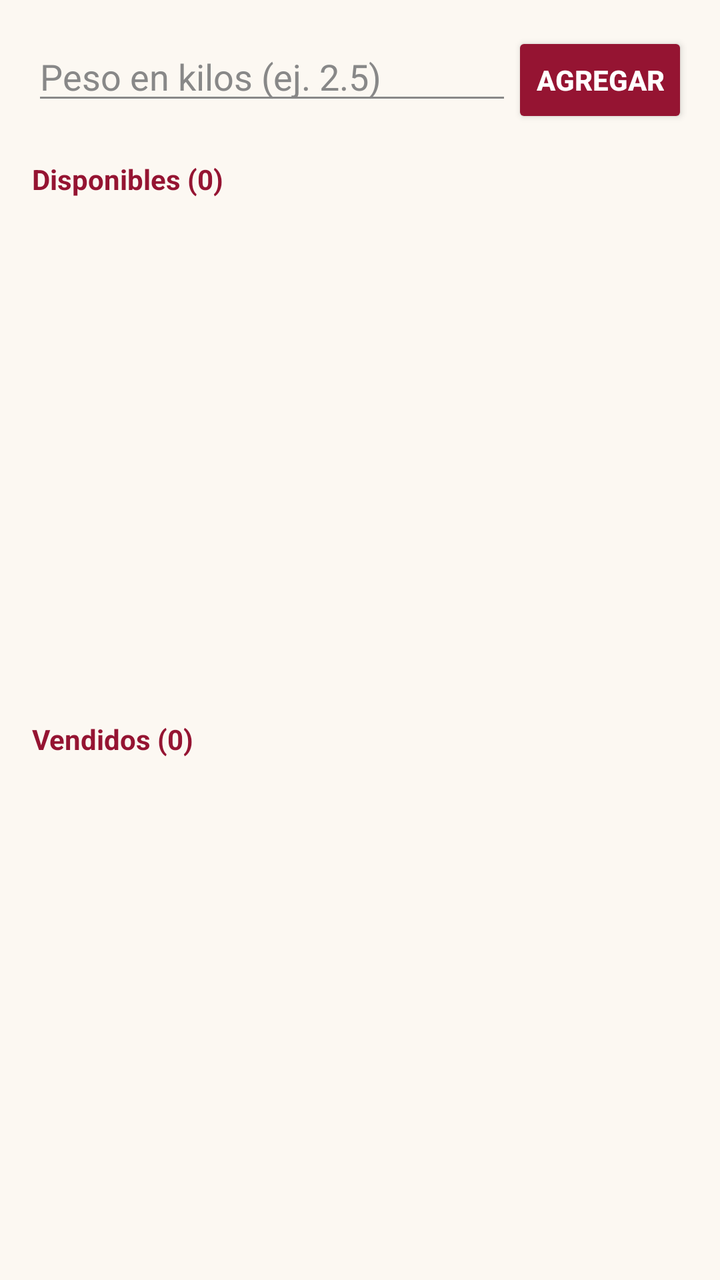
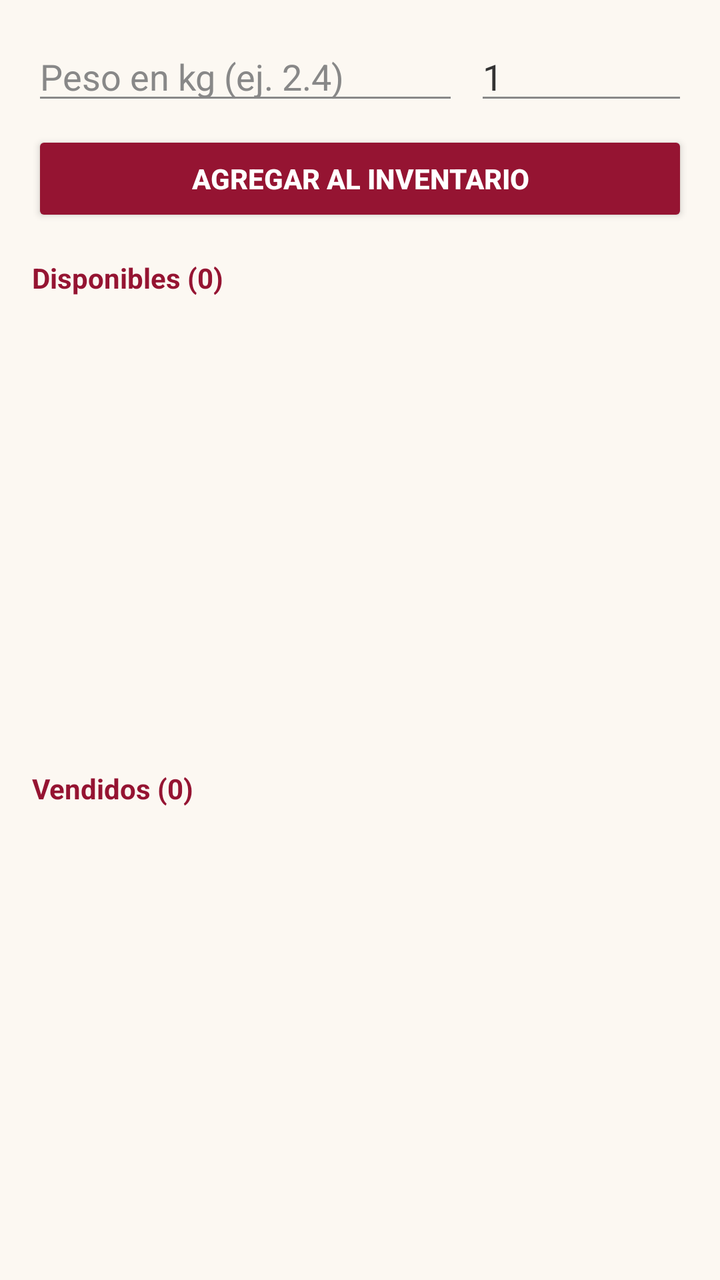

Before-and-after screenshots of an Android layout around one commit, followed by the original layout XML and the change that was made.
<!-- AndroidManifest.xml: application theme AppTheme -->
<!-- res/layout/activity_inventario.xml -->
<?xml version="1.0" encoding="utf-8"?>
<LinearLayout xmlns:android="http://schemas.android.com/apk/res/android"
    android:layout_width="match_parent"
    android:layout_height="match_parent"
    android:background="@color/fondo"
    android:orientation="vertical"
    android:padding="16dp">

    <LinearLayout
        android:layout_width="match_parent"
        android:layout_height="wrap_content"
        android:orientation="horizontal">

        <EditText
            android:id="@+id/etPeso"
            android:layout_width="0dp"
            android:layout_height="wrap_content"
            android:layout_weight="1"
            android:hint="Peso en kilos (ej. 2.5)"
            android:textColor="@color/texto"
            android:textColorHint="@color/textoSuave"
            android:inputType="numberDecimal"/>

        <Button
            android:id="@+id/btnAgregar"
            style="@style/BotonPrincipal"
            android:layout_width="wrap_content"
            android:layout_height="wrap_content"
            android:text="Agregar"/>
    </LinearLayout>

    <TextView
        android:id="@+id/tvDisponibles"
        android:layout_width="match_parent"
        android:layout_height="wrap_content"
        android:paddingTop="16dp"
        android:textStyle="bold"
        android:textColor="@color/acento"
        android:text="Disponibles (0)"/>

    <android.widget.ListView
        android:id="@+id/lvDisponibles"
        android:layout_width="match_parent"
        android:layout_height="0dp"
        android:layout_weight="1"/>

    <TextView
        android:id="@+id/tvVendidos"
        android:layout_width="match_parent"
        android:layout_height="wrap_content"
        android:paddingTop="16dp"
        android:textStyle="bold"
        android:textColor="@color/acento"
        android:text="Vendidos (0)"/>

    <android.widget.ListView
        android:id="@+id/lvVendidos"
        android:layout_width="match_parent"
        android:layout_height="0dp"
        android:layout_weight="1"/>
</LinearLayout>
<!-- resources referenced by this layout -->
<resources>
  <color name="acento">#951432</color>
  <color name="fondo">#FCF8F2</color>
  <color name="texto">#333333</color>
  <color name="textoSuave">#888888</color>
  <style name="BotonPrincipal" parent="@android:style/Widget.Material.Button">
          <item name="android:backgroundTint">@color/boton</item>
          <item name="android:textColor">#FFFFFF</item>
          <item name="android:textStyle">bold</item>
          <item name="android:elevation">2dp</item>
      </style>
  <style name="AppTheme" parent="@android:style/Theme.Material.Light.DarkActionBar">
          <item name="android:colorPrimary">#951432</item>
          <item name="android:colorPrimaryDark">#660B20</item>
          <item name="android:colorAccent">#EAA4B1</item>
          <item name="android:windowBackground">@color/fondo</item>
          <item name="android:textColorPrimary">@color/texto</item>
          <item name="android:textColorSecondary">@color/textoSuave</item>
      </style>
  <color name="boton">#951432</color>
</resources>

<!-- the commit's change to res/layout/activity_inventario.xml (unified diff, before → after) -->
@@ -15,19 +15,32 @@
             android:id="@+id/etPeso"
             android:layout_width="0dp"
             android:layout_height="wrap_content"
-            android:layout_weight="1"
-            android:hint="Peso en kilos (ej. 2.5)"
+            android:layout_weight="2"
+            android:hint="Peso en kg (ej. 2.4)"
             android:textColor="@color/texto"
             android:textColorHint="@color/textoSuave"
             android:inputType="numberDecimal"/>
 
-        <Button
-            android:id="@+id/btnAgregar"
-            style="@style/BotonPrincipal"
-            android:layout_width="wrap_content"
+        <EditText
+            android:id="@+id/etCantidad"
+            android:layout_width="0dp"
             android:layout_height="wrap_content"
-            android:text="Agregar"/>
+            android:layout_weight="1"
+            android:layout_marginStart="8dp"
+            android:hint="Cant."
+            android:text="1"
+            android:textColor="@color/texto"
+            android:textColorHint="@color/textoSuave"
+            android:inputType="number"/>
     </LinearLayout>
+
+    <Button
+        android:id="@+id/btnAgregar"
+        style="@style/BotonPrincipal"
+        android:layout_width="match_parent"
+        android:layout_height="wrap_content"
+        android:layout_marginTop="8dp"
+        android:text="Agregar al inventario"/>
 
     <TextView
         android:id="@+id/tvDisponibles"
